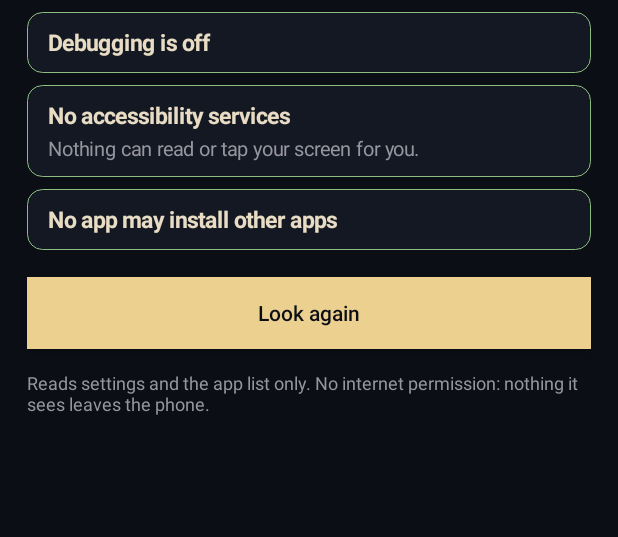
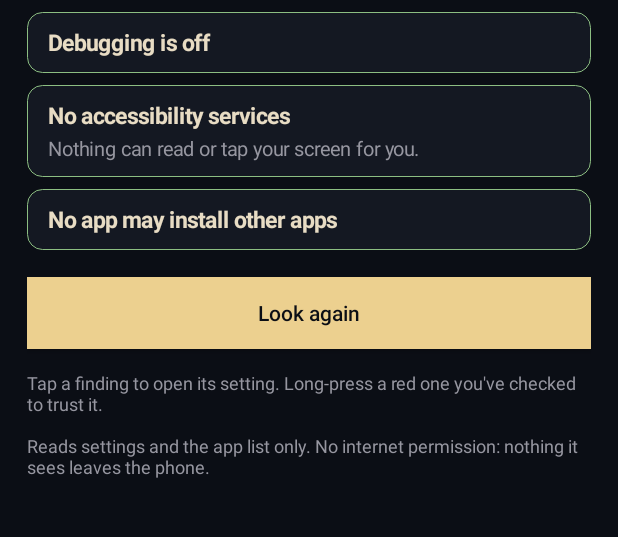
Before and after one commit to Ozorhaar/yggdrasil-launcher, an Android app: the screen it shows after launch (MainActivity), on a phone screen of 412 x 824 dp, the part 485-1022 px from its top. Run offline under Robolectric (Android 15) with nearby library versions, the phone set to English and light mode, and no system bars.

Commit message:
Vörðr: long-press a red finding to trust it
Trusted warnings show in blue as "Trusted · …" and no longer trigger the weekly alert. A trust
covers that exact finding: another app joining it, or a new power, makes a new warning. Wireless
debugging, no screen lock, an old security patch and a changed signing key can't be trusted.

Co-Authored-By: Claude Opus 5.5 <noreply@anthropic.com>
Claude-Session: https://claude.ai/code/session_01FFr54S5ac35ew4uyzNmqRB

```diff
--- a/vordr/src/main/java/com/ozorhaar/vordr/MainActivity.kt
+++ b/vordr/src/main/java/com/ozorhaar/vordr/MainActivity.kt
@@ -54,11 +54,20 @@ class MainActivity : Activity() {
                 background = GradientDrawable().apply { setColor(Color.rgb(20, 24, 34)); cornerRadius = dp(10).toFloat(); setStroke(dp(1), accent) }
                 layoutParams = LinearLayout.LayoutParams(-1, -2).apply { topMargin = dp(8) }
                 addView(TextView(context).apply {
-                    text = (if (f.id in freshIds && before != null) "NEW · " else "") + f.title
+                    text = (if (f.id in freshIds && before != null) "NEW · " else "") + (if (f.trusted) "Trusted · " else "") + f.title
                     textSize = 15f; setTextColor(if (f.level == Scan.Level.OK) bone else accent); typeface = Typeface.DEFAULT_BOLD
                 })
                 if (f.detail.isNotEmpty()) addView(TextView(context).apply { text = f.detail; textSize = 13f; setTextColor(ash); setPadding(0, dp(3), 0, 0) })
                 f.fix?.let { i -> setOnClickListener { runCatching { startActivity(i) } } }
+                if (f.trusted || f.trustable) setOnLongClickListener {
+                    android.app.AlertDialog.Builder(this@MainActivity)
+                        .setTitle(if (f.trusted) "Stop trusting this?" else "Trust this?")
+                        .setMessage(if (f.trusted) "It will show as a warning again." else
+                            "It moves to blue and won't alert you. If another app joins it, or the app gains a new power, it warns again.")
+                        .setPositiveButton(if (f.trusted) "Stop trusting" else "Trust") { _, _ -> Watch.setTrusted(this@MainActivity, f.id, !f.trusted); render() }
+                        .setNegativeButton("Cancel", null).show()
+                    true
+                }
             })
         }
         col.addView(Button(this).apply {
@@ -67,7 +76,7 @@ class MainActivity : Activity() {
             setOnClickListener { render() }
         })
         col.addView(TextView(this).apply {
-            text = "Reads settings and the app list only. No internet permission: nothing it sees leaves the phone."
+            text = "Tap a finding to open its setting. Long-press a red one you've checked to trust it.\n\nReads settings and the app list only. No internet permission: nothing it sees leaves the phone."
             textSize = 12f; setTextColor(ash); setPadding(0, dp(14), 0, 0)
         })
     }
--- a/vordr/src/main/java/com/ozorhaar/vordr/Scan.kt
+++ b/vordr/src/main/java/com/ozorhaar/vordr/Scan.kt
@@ -27,7 +27,11 @@ object Scan {
     enum class Level { OK, NOTE, WARN }
 
     /** [id] is stable across scans, so a finding can be told apart as new. */
-    class Finding(val id: String, val level: Level, val title: String, val detail: String, val fix: Intent? = null)
+    class Finding(val id: String, val level: Level, val title: String, val detail: String, val fix: Intent? = null, val trusted: Boolean = false) {
+        /** Things you can't wave off: they're either always worth fixing or a sign of tampering. */
+        val trustable get() = level == Level.WARN && listOf("adb_wifi", "lock", "patch", "signer:").none { id == it || id.startsWith(it) && it.endsWith(":") }
+        fun asTrusted() = Finding(id, Level.NOTE, title, "You marked this as trusted. Long-press to undo.", fix, trusted = true)
+    }
 
     /** Your own signing keys (SHA-256 of the certificate): Yggdrasil's, and Hafnir's (also BMO's). */
     private val OWN_KEYS = mapOf(
--- a/vordr/src/main/java/com/ozorhaar/vordr/Watch.kt
+++ b/vordr/src/main/java/com/ozorhaar/vordr/Watch.kt
@@ -29,10 +29,19 @@ class Watch : JobService() {
         fun last(ctx: Context): Scan.Saved? = Scan.Saved.parse(prefs(ctx).getString("last", null))
         fun save(ctx: Context, r: Scan.Report) = prefs(ctx).edit().putString("last", Scan.Saved.from(r).toJson()).apply()
 
+        /** Warnings you've reviewed and kept. Each id names the exact apps involved, so a new app or power is a new id and warns again. */
+        fun trusted(ctx: Context): Set<String> = prefs(ctx).getStringSet("trusted", emptySet())!!.toSet()
+        fun setTrusted(ctx: Context, id: String, on: Boolean) {
+            val t = trusted(ctx).toMutableSet(); if (on) t += id else t -= id
+            prefs(ctx).edit().putStringSet("trusted", t).apply()
+        }
+
         /** Runs a scan against the last one, saves it, and returns the warnings that are new. */
         fun look(ctx: Context): Pair<Scan.Report, List<Scan.Finding>> {
             val before = last(ctx)
-            val r = Scan.run(ctx, before)
+            val trust = trusted(ctx)
+            val raw = Scan.run(ctx, before)
+            val r = Scan.Report(raw.findings.map { if (it.id in trust && it.trustable) it.asTrusted() else it }, raw.grants, raw.signers, raw.at)
             val fresh = r.findings.filter { it.level == Scan.Level.WARN && (before == null || it.id !in before.ids) }
             save(ctx, r)
             return r to fresh
```
